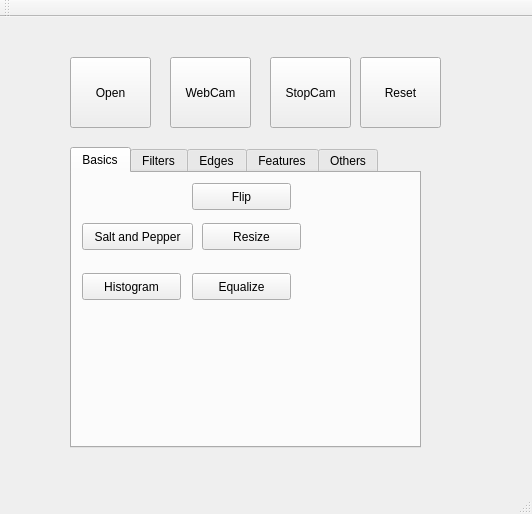
This is mainwindow.ui in yanik-porto/VPapp as Qt 5 draws it before an edit. The edited form follows.
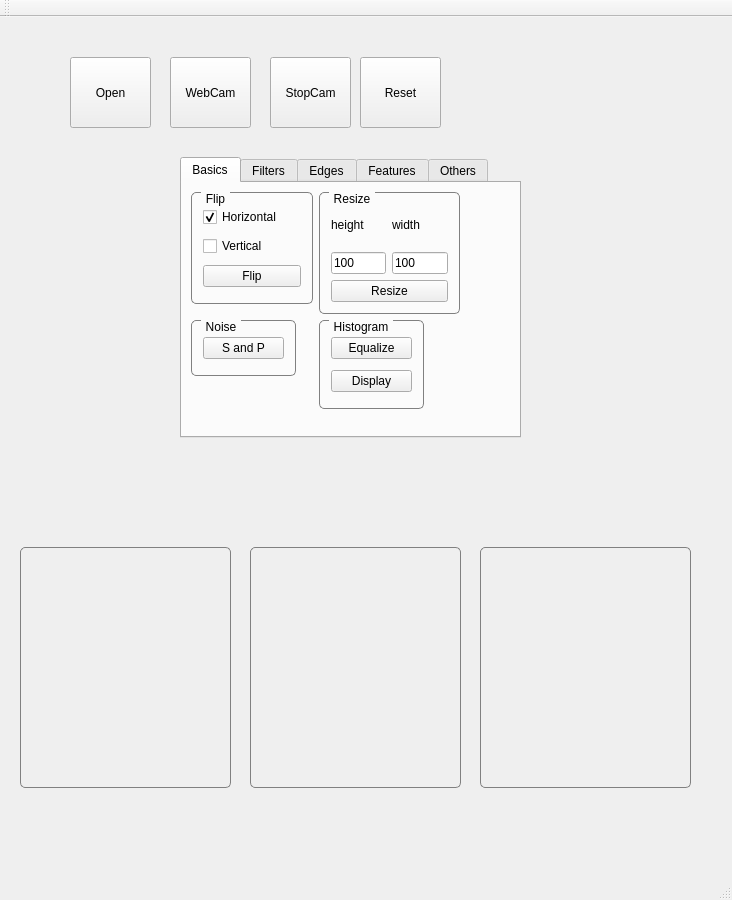
This is the edited form. The open tabs and pages were chosen to show the change.

The edit to the form file:
```diff
--- a/mainwindow.ui
+++ b/mainwindow.ui
@@ -6,10 +6,16 @@
    <rect>
     <x>0</x>
     <y>0</y>
-    <width>532</width>
-    <height>514</height>
+    <width>732</width>
+    <height>900</height>
    </rect>
   </property>
+  <property name="maximumSize">
+   <size>
+    <width>732</width>
+    <height>900</height>
+   </size>
+  </property>
   <property name="windowTitle">
    <string>MainWindow</string>
   </property>
@@ -69,10 +75,10 @@
    <widget class="QTabWidget" name="tabWidget">
     <property name="geometry">
      <rect>
-      <x>70</x>
-      <y>130</y>
-      <width>351</width>
-      <height>301</height>
+      <x>180</x>
+      <y>140</y>
+      <width>341</width>
+      <height>281</height>
      </rect>
     </property>
     <property name="currentIndex">
@@ -82,70 +88,209 @@
      <attribute name="title">
       <string>Basics</string>
      </attribute>
-     <widget class="QPushButton" name="pushButton_flip">
+     <widget class="QGroupBox" name="groupBox_resize">
       <property name="geometry">
        <rect>
-        <x>120</x>
-        <y>10</y>
-        <width>99</width>
-        <height>27</height>
+        <x>137</x>
+        <y>9</y>
+        <width>141</width>
+        <height>122</height>
        </rect>
       </property>
-      <property name="text">
-       <string>Flip</string>
+      <property name="focusPolicy">
+       <enum>Qt::NoFocus</enum>
       </property>
-     </widget>
-     <widget class="QPushButton" name="pushButton_sp">
-      <property name="geometry">
-       <rect>
-        <x>10</x>
-        <y>50</y>
-        <width>111</width>
-        <height>27</height>
-       </rect>
+      <property name="autoFillBackground">
+       <bool>false</bool>
       </property>
-      <property name="text">
-       <string>Salt and Pepper</string>
+      <property name="styleSheet">
+       <string notr="true">QGroupBox {
+    border: 1px solid gray;
+    border-radius: 5px;
+    margin-top: 0.5em;
+}
+
+QGroupBox::title {
+    subcontrol-origin: margin;
+    left: 10px;
+    padding: 0 3px 0 3px;
+}</string>
       </property>
-     </widget>
-     <widget class="QPushButton" name="pushButton_resize">
-      <property name="geometry">
-       <rect>
-        <x>130</x>
-        <y>50</y>
-        <width>99</width>
-        <height>27</height>
-       </rect>
-      </property>
-      <property name="text">
+      <property name="title">
        <string>Resize</string>
       </property>
+      <property name="flat">
+       <bool>false</bool>
+      </property>
+      <layout class="QGridLayout" name="gridLayout">
+       <item row="2" column="0" colspan="2">
+        <widget class="QPushButton" name="pushButton_resize">
+         <property name="text">
+          <string>Resize</string>
+         </property>
+        </widget>
+       </item>
+       <item row="0" column="1">
+        <widget class="QLabel" name="label_width">
+         <property name="text">
+          <string>width</string>
+         </property>
+        </widget>
+       </item>
+       <item row="1" column="1">
+        <widget class="QLineEdit" name="lineEdit_width">
+         <property name="text">
+          <string>100</string>
+         </property>
+        </widget>
+       </item>
+       <item row="0" column="0">
+        <widget class="QLabel" name="label_height">
+         <property name="text">
+          <string>height</string>
+         </property>
+        </widget>
+       </item>
+       <item row="1" column="0">
+        <widget class="QLineEdit" name="lineEdit_height">
+         <property name="text">
+          <string>100</string>
+         </property>
+        </widget>
+       </item>
+      </layout>
      </widget>
-     <widget class="QPushButton" name="pushButton_hist">
+     <widget class="QGroupBox" name="groupBox_flip">
       <property name="geometry">
        <rect>
-        <x>10</x>
-        <y>100</y>
-        <width>99</width>
-        <height>27</height>
+        <x>9</x>
+        <y>9</y>
+        <width>122</width>
+        <height>112</height>
        </rect>
       </property>
-      <property name="text">
+      <property name="styleSheet">
+       <string notr="true">QGroupBox {
+    border: 1px solid gray;
+    border-radius: 5px;
+    margin-top: 0.5em;
+}
+
+QGroupBox::title {
+    subcontrol-origin: margin;
+    left: 10px;
+    padding: 0 3px 0 3px;
+}</string>
+      </property>
+      <property name="title">
+       <string>Flip</string>
+      </property>
+      <layout class="QGridLayout" name="gridLayout_4">
+       <item row="0" column="0">
+        <widget class="QCheckBox" name="checkBox_horiz">
+         <property name="text">
+          <string>Horizontal</string>
+         </property>
+         <property name="checked">
+          <bool>true</bool>
+         </property>
+        </widget>
+       </item>
+       <item row="1" column="0">
+        <widget class="QCheckBox" name="checkBox_vert">
+         <property name="text">
+          <string>Vertical</string>
+         </property>
+         <property name="checked">
+          <bool>false</bool>
+         </property>
+        </widget>
+       </item>
+       <item row="2" column="0">
+        <widget class="QPushButton" name="pushButton_flip">
+         <property name="text">
+          <string>Flip</string>
+         </property>
+        </widget>
+       </item>
+      </layout>
+     </widget>
+     <widget class="QGroupBox" name="groupBox_hist">
+      <property name="geometry">
+       <rect>
+        <x>137</x>
+        <y>137</y>
+        <width>105</width>
+        <height>89</height>
+       </rect>
+      </property>
+      <property name="styleSheet">
+       <string notr="true">QGroupBox {
+    border: 1px solid gray;
+    border-radius: 5px;
+    margin-top: 0.5em;
+}
+
+QGroupBox::title {
+    subcontrol-origin: margin;
+    left: 10px;
+    padding: 0 3px 0 3px;
+}</string>
+      </property>
+      <property name="title">
        <string>Histogram</string>
       </property>
+      <layout class="QGridLayout" name="gridLayout_2">
+       <item row="0" column="0">
+        <widget class="QPushButton" name="pushButton_eq">
+         <property name="text">
+          <string>Equalize</string>
+         </property>
+        </widget>
+       </item>
+       <item row="1" column="0">
+        <widget class="QPushButton" name="pushButton_hist">
+         <property name="text">
+          <string>Display</string>
+         </property>
+        </widget>
+       </item>
+      </layout>
      </widget>
-     <widget class="QPushButton" name="pushButton_eq">
+     <widget class="QGroupBox" name="groupBox_noise">
       <property name="geometry">
        <rect>
-        <x>120</x>
-        <y>100</y>
-        <width>99</width>
-        <height>27</height>
+        <x>9</x>
+        <y>137</y>
+        <width>105</width>
+        <height>56</height>
        </rect>
       </property>
-      <property name="text">
-       <string>Equalize</string>
+      <property name="styleSheet">
+       <string notr="true">QGroupBox {
+    border: 1px solid gray;
+    border-radius: 5px;
+    margin-top: 0.5em;
+}
+
+QGroupBox::title {
+    subcontrol-origin: margin;
+    left: 10px;
+    padding: 0 3px 0 3px;
+}</string>
       </property>
+      <property name="title">
+       <string>Noise</string>
+      </property>
+      <layout class="QGridLayout" name="gridLayout_3">
+       <item row="0" column="0">
+        <widget class="QPushButton" name="pushButton_sp">
+         <property name="text">
+          <string>S and P</string>
+         </property>
+        </widget>
+       </item>
+      </layout>
      </widget>
     </widget>
     <widget class="QWidget" name="tab_2">
@@ -420,6 +565,66 @@
      </widget>
     </widget>
    </widget>
+   <widget class="QLabel" name="label_histR">
+    <property name="geometry">
+     <rect>
+      <x>20</x>
+      <y>530</y>
+      <width>211</width>
+      <height>241</height>
+     </rect>
+    </property>
+    <property name="styleSheet">
+     <string notr="true">QLabel
+{border: 1px solid gray;
+    border-radius: 5px;
+    margin-top: 0.5em;
+}</string>
+    </property>
+    <property name="text">
+     <string/>
+    </property>
+   </widget>
+   <widget class="QLabel" name="label_histG">
+    <property name="geometry">
+     <rect>
+      <x>250</x>
+      <y>530</y>
+      <width>211</width>
+      <height>241</height>
+     </rect>
+    </property>
+    <property name="styleSheet">
+     <string notr="true">QLabel
+{border: 1px solid gray;
+    border-radius: 5px;
+    margin-top: 0.5em;
+}</string>
+    </property>
+    <property name="text">
+     <string/>
+    </property>
+   </widget>
+   <widget class="QLabel" name="label_histB">
+    <property name="geometry">
+     <rect>
+      <x>480</x>
+      <y>530</y>
+      <width>211</width>
+      <height>241</height>
+     </rect>
+    </property>
+    <property name="styleSheet">
+     <string notr="true">QLabel
+{border: 1px solid gray;
+    border-radius: 5px;
+    margin-top: 0.5em;
+}</string>
+    </property>
+    <property name="text">
+     <string/>
+    </property>
+   </widget>
   </widget>
   <widget class="QMenuBar" name="menuBar">
    <property name="geometry">
```
Left out of the diff: 2 changed lines with no effect on the pictures.
